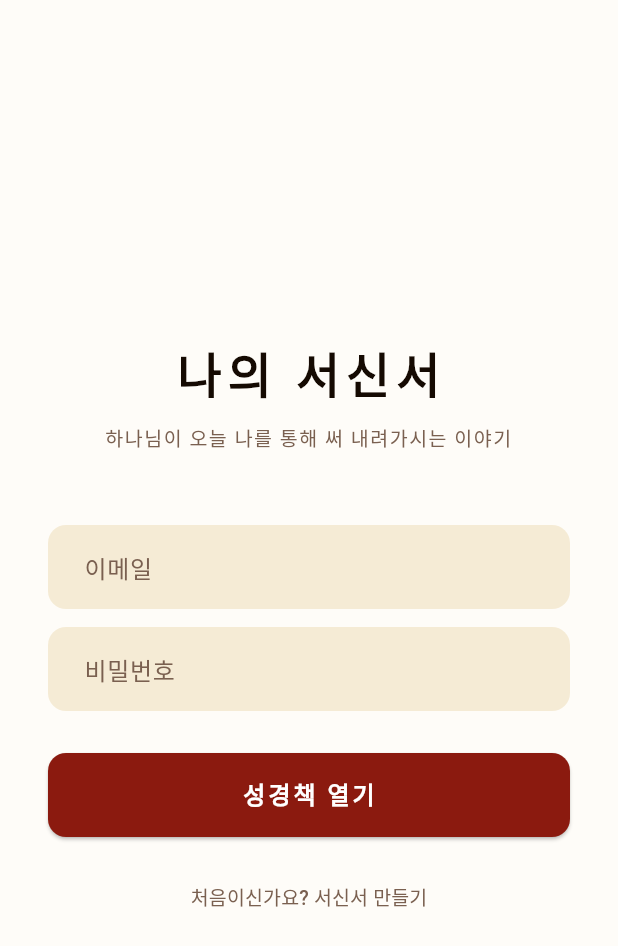
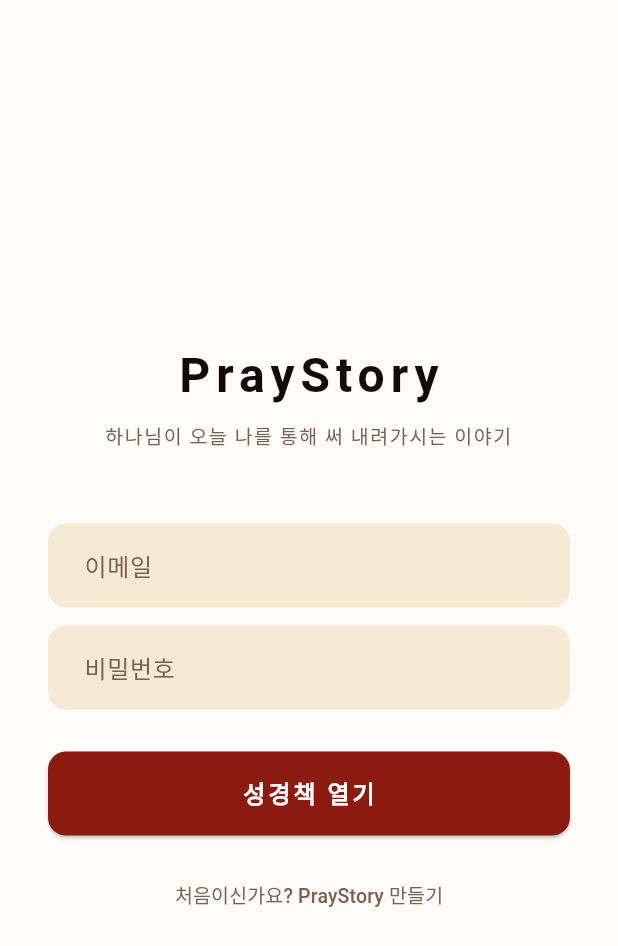
Before and after one commit to shjoungdkfus/pray-story, a Flutter app: the screen it shows after launch, on a phone screen of 412 x 824 dp. Shown: the top 946 px of the screen. Run offline on Flutter 3.47's test engine with Material 3 defaults, Android fonts, the phone set to English and light mode, and no system bars; our stand-ins replace flutter_local_notifications, flutter_riverpod, google_fonts, share_plus, shared_preferences, supabase_flutter and 1 more; accounts and stored records are empty.

Commit message:
Google Play 출시 준비: 앱명 PrayStory 변경, release 서명 구조, 아이콘 설정
- 앱 표시명을 PrayStory로 통일 (manifest label, MaterialApp title, 인증화면, 하단탭, 공유 텍스트)
- key.properties 기반 release 서명 구조 추가 (없으면 debug 키로 자동 폴백)
- flutter_launcher_icons 설정 추가 (아이콘 파일은 추후 추가)

```diff
--- a/lib/main.dart
+++ b/lib/main.dart
@@ -36,7 +36,7 @@
   @override
   Widget build(BuildContext context) {
     return MaterialApp(
-      title: '나의 서신서',
+      title: 'PrayStory',
       debugShowCheckedModeBanner: false,
       localizationsDelegates: const [
         GlobalMaterialLocalizations.delegate,
@@ -160,7 +160,7 @@
                   _NavItem(
                     icon: Icons.menu_book_outlined,
                     activeIcon: Icons.menu_book,
-                    label: '서신서',
+                    label: 'PrayStory',
                     isSelected: selectedIndex == 0,
                     onTap: () => switchTab(0),
                   ),
--- a/lib/screens/auth/auth_screen.dart
+++ b/lib/screens/auth/auth_screen.dart
@@ -166,7 +166,7 @@
               children: [
                 const SizedBox(height: 48),
                 Text(
-                  '나의 서신서',
+                  'PrayStory',
                   style: GoogleFonts.gowunBatang(
                     fontSize: 32,
                     fontWeight: FontWeight.bold,
@@ -219,7 +219,7 @@
                             ),
                           )
                         : Text(
-                            _isLogin ? '성경책 열기' : '서신서 시작하기',
+                            _isLogin ? '성경책 열기' : 'PrayStory 시작하기',
                             style: GoogleFonts.gowunBatang(
                               fontSize: 16,
                               fontWeight: FontWeight.bold,
@@ -237,7 +237,7 @@
                     _gender = null;
                   }),
                   child: Text(
-                    _isLogin ? '처음이신가요? 서신서 만들기' : '이미 계정이 있으신가요? 로그인',
+                    _isLogin ? '처음이신가요? PrayStory 만들기' : '이미 계정이 있으신가요? 로그인',
                     style: GoogleFonts.gowunBatang(
                       color: AppColors.textHint,
                       fontSize: 13,
--- a/lib/screens/community/invite_group_screen.dart
+++ b/lib/screens/community/invite_group_screen.dart
@@ -118,7 +118,7 @@
                 child: ElevatedButton.icon(
                   onPressed: () {
                     Share.share(
-                      '나의 서신서 앱에서 함께 기도해요!\n그룹: ${group.name}\n초대 코드: ${group.inviteCode}',
+                      'PrayStory 앱에서 함께 기도해요!\n그룹: ${group.name}\n초대 코드: ${group.inviteCode}',
                     );
                   },
                   icon: const Icon(Icons.share, size: 18),
```
Also changed, not shown: pubspec.yaml (+11 -0 lines), pubspec.lock, 3 other files.
